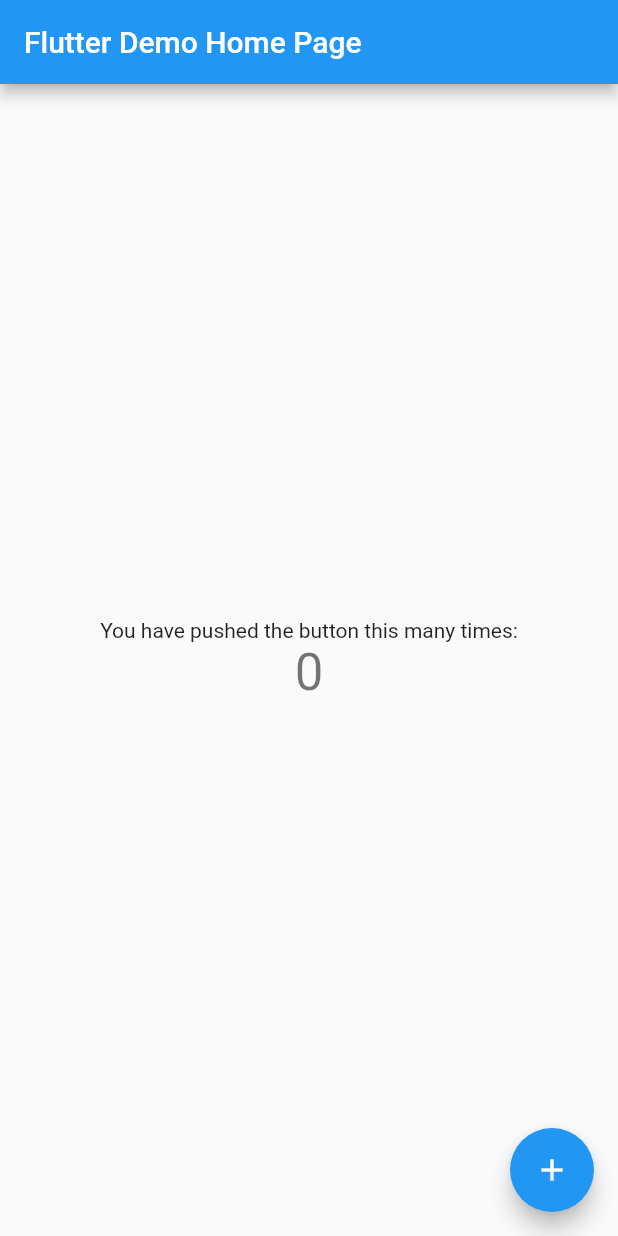
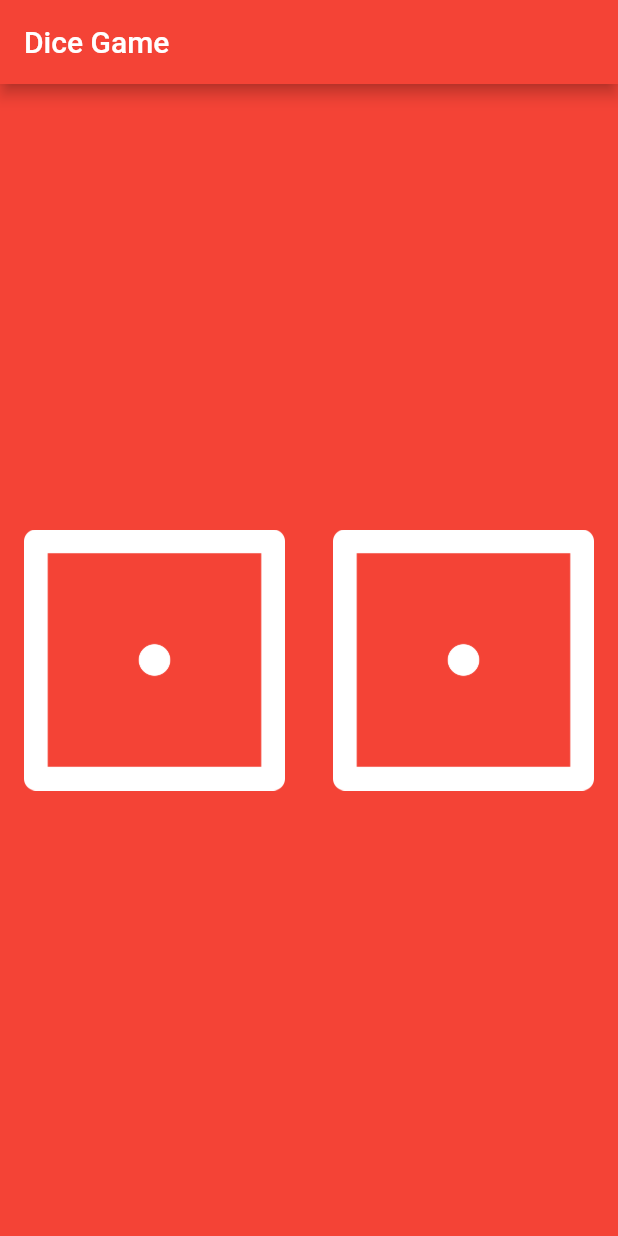
Before and after one commit to MarnusCoetzee/Flutter-DiceApp-, a Flutter app: the screen it shows after launch, on a phone screen of 412 x 824 dp. Run offline on Flutter 3.47's test engine with Material 2 defaults, Android fonts, the phone set to English and light mode, and no system bars.

Commit message:
finished project

```diff
--- a/lib/main.dart
+++ b/lib/main.dart
@@ -1,117 +1,64 @@
 import 'package:flutter/material.dart';
+import 'dart:math';
 
 void main() {
-  runApp(MyApp());
+  return runApp(
+    MaterialApp(
+      home: Scaffold(
+        backgroundColor: Colors.red,
+        appBar: AppBar(
+          title: Text('Dice Game'),
+          backgroundColor: Colors.red,
+        ),
+        body: DicePage(),
+      ),
+    ),
+  );
 }
 
-class MyApp extends StatelessWidget {
-  // This widget is the root of your application.
+class DicePage extends StatefulWidget {
+
   @override
-  Widget build(BuildContext context) {
-    return MaterialApp(
-      title: 'Flutter Demo',
-      theme: ThemeData(
-        // This is the theme of your application.
-        //
-        // Try running your application with "flutter run". You'll see the
-        // application has a blue toolbar. Then, without quitting the app, try
-        // changing the primarySwatch below to Colors.green and then invoke
-        // "hot reload" (press "r" in the console where you ran "flutter run",
-        // or simply save your changes to "hot reload" in a Flutter IDE).
-        // Notice that the counter didn't reset back to zero; the application
-        // is not restarted.
-        primarySwatch: Colors.blue,
-        // This makes the visual density adapt to the platform that you run
-        // the app on. For desktop platforms, the controls will be smaller and
-        // closer together (more dense) than on mobile platforms.
-        visualDensity: VisualDensity.adaptivePlatformDensity,
-      ),
-      home: MyHomePage(title: 'Flutter Demo Home Page'),
-    );
-  }
+  _DicePageState createState() => _DicePageState();
 }
 
-class MyHomePage extends StatefulWidget {
-  MyHomePage({Key key, this.title}) : super(key: key);
+class _DicePageState extends State<DicePage> {
 
-  // This widget is the home page of your application. It is stateful, meaning
-  // that it has a State object (defined below) that contains fields that affect
-  // how it looks.
+  var leftDiceNumber = 1;
+  var rightDiceNumber = 1;
 
-  // This class is the configuration for the state. It holds the values (in this
-  // case the title) provided by the parent (in this case the App widget) and
-  // used by the build method of the State. Fields in a Widget subclass are
-  // always marked "final".
-
-  final String title;
-
-  @override
-  _MyHomePageState createState() => _MyHomePageState();
-}
-
-class _MyHomePageState extends State<MyHomePage> {
-  int _counter = 0;
-
-  void _incrementCounter() {
-    setState(() {
-      // This call to setState tells the Flutter framework that something has
-      // changed in this State, which causes it to rerun the build method below
-      // so that the display can reflect the updated values. If we changed
-      // _counter without calling setState(), then the build method would not be
-      // called again, and so nothing would appear to happen.
-      _counter++;
-    });
+  void changeDiceFace() {
+    leftDiceNumber = Random().nextInt(6) + 1;
+    rightDiceNumber = Random().nextInt(6) + 1;
   }
 
   @override
   Widget build(BuildContext context) {
-    // This method is rerun every time setState is called, for instance as done
-    // by the _incrementCounter method above.
-    //
-    // The Flutter framework has been optimized to make rerunning build methods
-    // fast, so that you can just rebuild anything that needs updating rather
-    // than having to individually change instances of widgets.
-    return Scaffold(
-      appBar: AppBar(
-        // Here we take the value from the MyHomePage object that was created by
-        // the App.build method, and use it to set our appbar title.
-        title: Text(widget.title),
+    return Center(
+      child: Row(
+        children: <Widget>[
+          Expanded(
+            child: FlatButton(
+                child: Image.asset('images/dice$leftDiceNumber.png'),
+              onPressed: () {
+                  setState(() {
+                    changeDiceFace();
+                  });
+              },
+            ),
+          ),
+          Expanded(
+            child: FlatButton(
+                child: Image.asset('images/dice$rightDiceNumber.png'),
+              onPressed: () {
+                setState(() {
+                  changeDiceFace();
+                });
+              },
+            ),
+          ),
+        ],
       ),
-      body: Center(
-        // Center is a layout widget. It takes a single child and positions it
-        // in the middle of the parent.
-        child: Column(
-          // Column is also a layout widget. It takes a list of children and
-          // arranges them vertically. By default, it sizes itself to fit its
-          // children horizontally, and tries to be as tall as its parent.
-          //
-          // Invoke "debug painting" (press "p" in the console, choose the
-          // "Toggle Debug Paint" action from the Flutter Inspector in Android
-          // Studio, or the "Toggle Debug Paint" command in Visual Studio Code)
-          // to see the wireframe for each widget.
-          //
-          // Column has various properties to control how it sizes itself and
-          // how it positions its children. Here we use mainAxisAlignment to
-          // center the children vertically; the main axis here is the vertical
-          // axis because Columns are vertical (the cross axis would be
-          // horizontal).
-          mainAxisAlignment: MainAxisAlignment.center,
-          children: <Widget>[
-            Text(
-              'You have pushed the button this many times:',
-            ),
-            Text(
-              '$_counter',
-              style: Theme.of(context).textTheme.headline4,
-            ),
-          ],
-        ),
-      ),
-      floatingActionButton: FloatingActionButton(
-        onPressed: _incrementCounter,
-        tooltip: 'Increment',
-        child: Icon(Icons.add),
-      ), // This trailing comma makes auto-formatting nicer for build methods.
     );
   }
 }
--- a/pubspec.yaml
+++ b/pubspec.yaml
@@ -45,9 +45,8 @@ flutter:
   uses-material-design: true
 
   # To add assets to your application, add an assets section, like this:
-  # assets:
-  #   - images/a_dot_burr.jpeg
-  #   - images/a_dot_ham.jpeg
+  assets:
+    - images/
 
   # An image asset can refer to one or more resolution-specific "variants", see
   # https://flutter.dev/assets-and-images/#resolution-aware.
```
Also changed, not shown: images/dice1.png (added), images/dice2.png (added), images/dice3.png (added), images/dice4.png (added), images/dice5.png (added), images/dice6.png (added), 1 other file.
